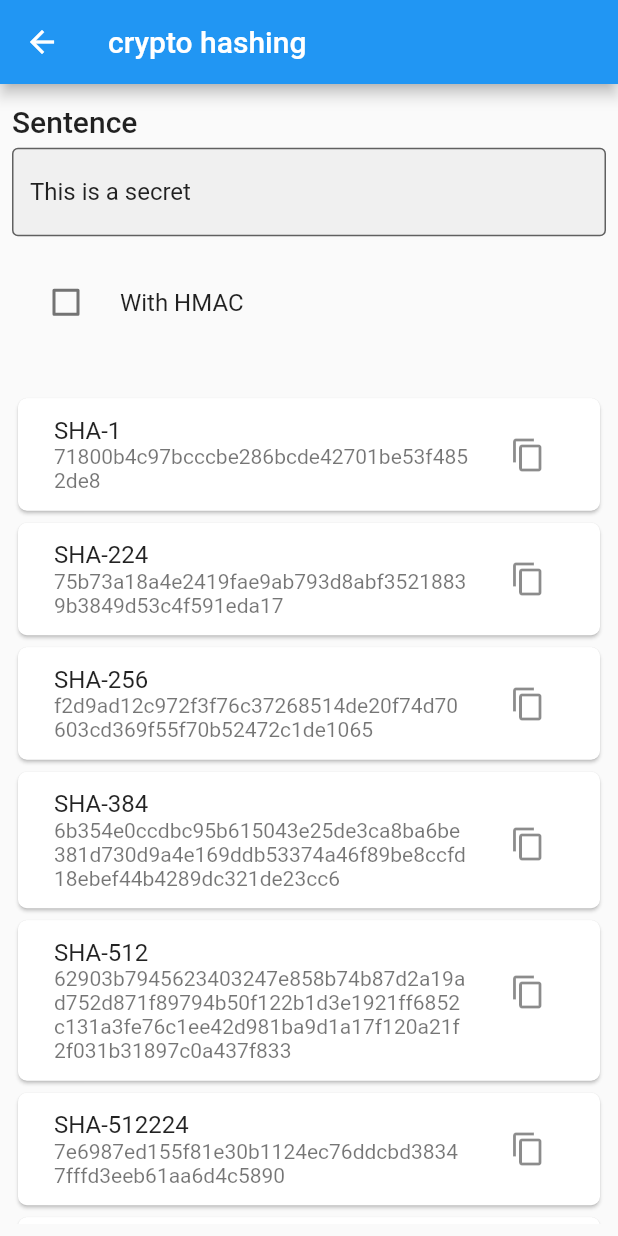
After one commit to Safaanam/flutter_components, a Flutter app: the MyHomePage screen opened directly, after a tap on "Crypto Hashing", on a phone screen of 412 x 824 dp. The commit adds this screen. Run offline on Flutter 3.47's test engine with Material 2 defaults, Android fonts, the phone set to English and light mode, and no system bars; missing offline and left inert: encrypt.

Commit message:
encryption and crypto package added

```diff
--- /dev/null
+++ b/lib/crypto_hashing/crypto.dart
@@ -0,0 +1,214 @@
+import 'package:flutter/material.dart';
+import 'dart:convert';
+import 'package:crypto/crypto.dart';
+import 'package:flutter/services.dart';
+import 'package:flutter_components/crypto_hashing/setting_list.dart';
+
+enum Algorithm {
+  SHA1,
+  SHA224,
+  SHA256,
+  SHA384,
+  SHA512,
+  SHA512224,
+  SHA512256,
+  MD5
+}
+
+class crypto extends StatefulWidget {
+  const crypto({Key? key}) : super(key: key);
+
+  @override
+  _cryptoState createState() => _cryptoState();
+}
+
+class _cryptoState extends State<crypto> {
+  final String _secret = 'This is a secret';
+  final String _key = 'p@ssw0rd';
+  bool _withHmac = false;
+
+  final _secretController = TextEditingController();
+  final _keyController = TextEditingController();
+
+  final Map<Algorithm, String> _algorithmMap = {
+    Algorithm.SHA1: 'SHA-1',
+    Algorithm.SHA224: 'SHA-224',
+    Algorithm.SHA256: 'SHA-256',
+    Algorithm.SHA384: 'SHA-384',
+    Algorithm.SHA512: 'SHA-512',
+    Algorithm.SHA512224: 'SHA-512224',
+    Algorithm.SHA512256: 'SHA-512256',
+    Algorithm.MD5: 'MD5'
+  };
+
+  @override
+  void initState() {
+    _secretController.text = _secret;
+    _keyController.text = _key;
+
+    super.initState();
+  }
+
+  @override
+  Widget build(BuildContext context) {
+    return Scaffold(
+      appBar: AppBar(
+        title: const Text("crypto hashing"),
+      ),
+      body: Center(
+        child: Padding(
+          padding: const EdgeInsets.all(8.0),
+          child: Stack(
+            children: [
+              SettingList(
+                children: <Widget>[
+                  Align(
+                    alignment: Alignment.centerLeft,
+                    heightFactor: 1.5,
+                    child: Text('Sentence',
+                        style: Theme.of(context).textTheme.headline6),
+                  ),
+                  TextField(
+                    cursorColor: Theme.of(context).primaryColor,
+                    decoration: InputDecoration(
+                      border: const OutlineInputBorder(
+                          borderRadius: BorderRadius.all(Radius.circular(4))),
+                      hintText: 'Type something',
+                      focusColor: Theme.of(context).primaryColor,
+                      hoverColor: Theme.of(context).colorScheme.secondary.withAlpha(50),
+                      filled: true,
+                      focusedBorder: OutlineInputBorder(
+                          borderSide: BorderSide(
+                              color: Theme.of(context).primaryColor)),
+                    ),
+                    controller: _secretController,
+                    onChanged: (value) => {
+                      setState(() {}),
+                    },
+                  ),
+                  const SizedBox(
+                    height: 16,
+                  ),
+                  CheckboxListTile(
+                    title: const Text("With HMAC"),
+                    value: _withHmac,
+                    onChanged: (newValue) {
+                      setState(() {
+                        _withHmac = newValue!;
+                      });
+                    },
+                    controlAffinity: ListTileControlAffinity.leading,
+                  ),
+                  if (_withHmac)
+                    Align(
+                      alignment: Alignment.centerLeft,
+                      heightFactor: 1.5,
+                      child: Text('Key',
+                          style: Theme.of(context).textTheme.headline6),
+                    ),
+                  if (_withHmac)
+                    TextField(
+                      cursorColor: Theme.of(context).primaryColor,
+                      decoration: InputDecoration(
+                        border: const OutlineInputBorder(
+                            borderRadius: BorderRadius.all(Radius.circular(4))),
+                        hintText: 'Type something',
+                        focusColor: Theme.of(context).primaryColor,
+                        hoverColor: Theme.of(context).colorScheme.secondary.withAlpha(50),
+                        filled: true,
+                        focusedBorder: OutlineInputBorder(
+                            borderSide: BorderSide(
+                                color: Theme.of(context).primaryColor)),
+                      ),
+                      controller: _keyController,
+                      onChanged: (value) => {
+                        setState(() {}),
+                      },
+                    ),
+                  const SizedBox(
+                    height: 32,
+                  ),
+                  Column(
+                    children: [
+                      for (MapEntry algorithm in _algorithmMap.entries)
+                        SizedBox(
+                          child: Card(
+                            shape: RoundedRectangleBorder(
+                              borderRadius: BorderRadius.circular(6.0),
+                            ),
+                            child: Padding(
+                              padding: const EdgeInsets.all(8.0),
+                              child: ListTile(
+                                title: Text(_withHmac
+                                    ? 'HMAC + ' + algorithm.value!
+                                    : algorithm.value!),
+                                subtitle:
+                                    Text(_hashValue(algorithm.key).toString()),
+                                trailing: IconButton(
+                                  icon: const Icon(Icons.copy),
+                                  tooltip: 'copy hash value',
+                                  onPressed: () {
+                                    Clipboard.setData(ClipboardData(
+                                        text: _hashValue(algorithm.key)
+                                            .toString()));
+                                    final snackBar = SnackBar(
+                                        content: Text(
+                                            'Copied ${_hashValue(algorithm.key).toString()} to clipboard'),
+                                        backgroundColor:
+                                            Theme.of(context).primaryColor);
+                                    ScaffoldMessenger.of(context)
+                                        .showSnackBar(snackBar);
+                                  },
+                                ),
+                              ),
+                            ),
+                          ),
+                        ),
+                    ],
+                  ),
+                ],
+              ),
+            ],
+          ),
+        ),
+      ),
+    );
+  }
+
+  Digest _hashValue(Algorithm algorithm) {
+    var bytes = utf8.encode(_secretController.text); // data being hashed
+    var key = utf8.encode(_keyController.text); // data being hashed
+    switch (algorithm) {
+      case Algorithm.SHA1:
+        return _withHmac ? Hmac(sha1, key).convert(bytes) : sha1.convert(bytes);
+      case Algorithm.SHA224:
+        return _withHmac
+            ? Hmac(sha224, key).convert(bytes)
+            : sha224.convert(bytes);
+      case Algorithm.SHA256:
+        return _withHmac
+            ? Hmac(sha256, key).convert(bytes)
+            : sha256.convert(bytes);
+      case Algorithm.SHA384:
+        return _withHmac
+            ? Hmac(sha384, key).convert(bytes)
+            : sha384.convert(bytes);
+      case Algorithm.SHA512:
+        return _withHmac
+            ? Hmac(sha512, key).convert(bytes)
+            : sha512.convert(bytes);
+      case Algorithm.SHA512224:
+        return _withHmac
+            ? Hmac(sha512224, key).convert(bytes)
+            : sha512224.convert(bytes);
+      case Algorithm.SHA512256:
+        return _withHmac
+            ? Hmac(sha512256, key).convert(bytes)
+            : sha512256.convert(bytes);
+      case Algorithm.MD5:
+        return _withHmac ? Hmac(md5, key).convert(bytes) : md5.convert(bytes);
+      default:
+        return Digest(bytes);
+    }
+  }
+}
--- /dev/null
+++ b/lib/crypto_hashing/setting_list.dart
@@ -0,0 +1,21 @@
+import 'package:flutter/material.dart';
+
+class SettingList extends StatelessWidget {
+  final List<Widget> children;
+  final double height;
+
+  SettingList({required this.children, this.height = 96}) {
+    children.add(
+      SizedBox(height: height),);
+  }
+
+  @override
+  Widget build(BuildContext context) {
+    return SingleChildScrollView(
+      child: Column(
+        mainAxisAlignment: MainAxisAlignment.start,
+        children: children,
+      ),
+    );
+  }
+}
--- a/lib/main.dart
+++ b/lib/main.dart
@@ -1,4 +1,6 @@
 import 'package:flutter/material.dart';
+import 'package:flutter_components/crypto_hashing/crypto.dart';
+import 'package:flutter_components/encrypt_package/encryption_ui.dart';
 
 void main() {
   runApp(const MyApp());
@@ -10,8 +12,8 @@ class MyApp extends StatelessWidget {
   Widget build(BuildContext context) {
     return const MaterialApp(
       debugShowCheckedModeBanner: false,
-      title: 'Flutter Cards',
-      home: MyHomePage(title: 'Flutter CardView'),
+      title: 'Flutter encryption',
+      home: MyHomePage(title: 'Flutter Encryption'),
     );
   }
 }
@@ -36,8 +38,26 @@ class _MyHomePageState extends State<MyHomePage> {
         appBar: AppBar(
           title: Text(widget.title),
         ),
-        body: const Center(
-          child: Text("Hello World")
+        body: Center(
+          child: Column(
+            mainAxisAlignment: MainAxisAlignment.center,
+            children: [
+               ElevatedButton(onPressed: () {
+                Navigator.push(context, MaterialPageRoute(
+                    builder: (_) => const EncryptionUI()));
+              },
+                  child: const Text("Encryption Package")),
+               ElevatedButton(onPressed: () {
+                Navigator.push(context, MaterialPageRoute(
+                    builder: (_) => const crypto()));
+              },
+                  child: const Text("Crypto Hashing")),
+              /*ElevatedButton(onPressed: () {Navigator.push(context, MaterialPageRoute(
+                  builder: (_) => const Review()));
+              },
+                  child: const Text("Click for Review")), */
+            ],
+          ),
         ),
       ),
     );
--- a/pubspec.yaml
+++ b/pubspec.yaml
@@ -27,6 +27,8 @@ environment:
 # the latest version available on pub.dev. To see which dependencies have newer
 # versions available, run `flutter pub outdated`.
 dependencies:
+  crypto: ^3.0.1
+  encrypt: ^5.0.1
   flutter:
     sdk: flutter
 
```
Also changed, not shown: lib/encrypt_package/encryption_ui.dart (added, +106 -0 lines), lib/encrypt_package/encyrpt_data.dart (added, +24 -0 lines), pubspec.lock.
